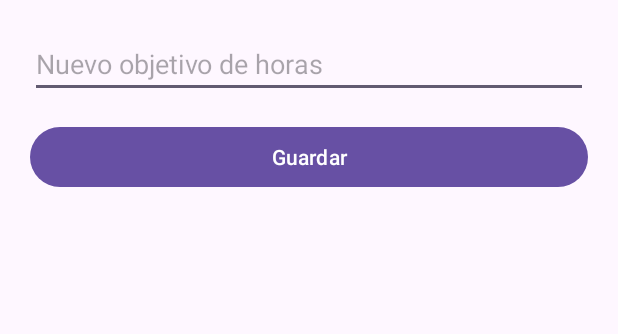
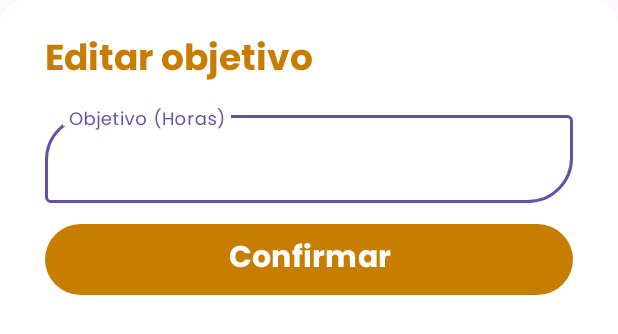
Before and after one commit to Joshi2006-dev/LiveToLive, an Android app built with Jetpack Compose: the layout bottomsheet_sleep.xml on its own in the app's theme, with its tools: preview values and no code run, on a phone screen of 412 x 824 dp. Shown: the top 334 px of the screen. Run offline under Robolectric (Android 15) with nearby library versions, the phone set to English and light mode, and no system bars; Roboto replaces fonts that are not available here.

Commit message:
diseño del guardado ya arreglado

```diff
--- a/app/src/main/res/layout/bottomsheet_sleep.xml
+++ b/app/src/main/res/layout/bottomsheet_sleep.xml
@@ -1,22 +1,58 @@
 <?xml version="1.0" encoding="utf-8"?>
 <LinearLayout xmlns:android="http://schemas.android.com/apk/res/android"
+    xmlns:app="http://schemas.android.com/apk/res-auto"
+    xmlns:tools="http://schemas.android.com/tools"
     android:layout_width="match_parent"
     android:layout_height="wrap_content"
+    tools:context=".bottomSheetSleep"
     android:orientation="vertical"
-    android:padding="20dp">
+    android:background="@drawable/bottomsheet_shape">
 
-    <EditText
-        android:id="@+id/editObjetivoSleep"
+    <TextView
         android:layout_width="match_parent"
         android:layout_height="wrap_content"
-        android:inputType="numberDecimal"
-        android:hint="Nuevo objetivo de horas" />
+        android:layout_marginStart="20dp"
+        android:layout_marginTop="20dp"
+        android:fontFamily="@font/poppins_bold"
+        android:text="Editar objetivo"
+        android:textColor="@color/sleep"
+        android:textSize="24sp" />
 
-    <Button
+
+    <com.google.android.material.textfield.TextInputLayout
+        style="@style/Widget.MaterialComponents.TextInputLayout.OutlinedBox"
+        android:layout_width="match_parent"
+        android:layout_height="wrap_content"
+        android:layout_marginVertical="10dp"
+        android:layout_marginHorizontal="20dp"
+        app:boxCornerRadiusBottomEnd="30dp"
+        app:boxCornerRadiusTopStart="30dp"
+        android:textColorHint="@color/sleep">
+
+        <com.google.android.material.textfield.TextInputEditText
+            android:id="@+id/editObjetivoSleep"
+            android:layout_width="match_parent"
+            android:layout_height="match_parent"
+            android:fontFamily="@font/poppins"
+            android:hint="Objetivo (Horas)"
+            android:inputType="number"
+            android:textColor="@color/sleep"
+            android:textSize="14sp"
+            android:maxLength="2" />
+    </com.google.android.material.textfield.TextInputLayout>
+
+
+    <com.google.android.material.button.MaterialButton
         android:id="@+id/btnGuardarObjetivoSleep"
         android:layout_width="match_parent"
         android:layout_height="wrap_content"
-        android:text="Guardar"
-        android:layout_marginTop="15dp" />
+        android:layout_marginLeft="20dp"
+        android:layout_marginRight="20dp"
+        android:layout_marginBottom="40dp"
+        android:fontFamily="@font/poppins_bold"
+        android:text="Confirmar"
+        android:textColor="@color/white"
+        android:textSize="20sp"
+        app:backgroundTint="@color/sleep" />
 
 </LinearLayout>
```
